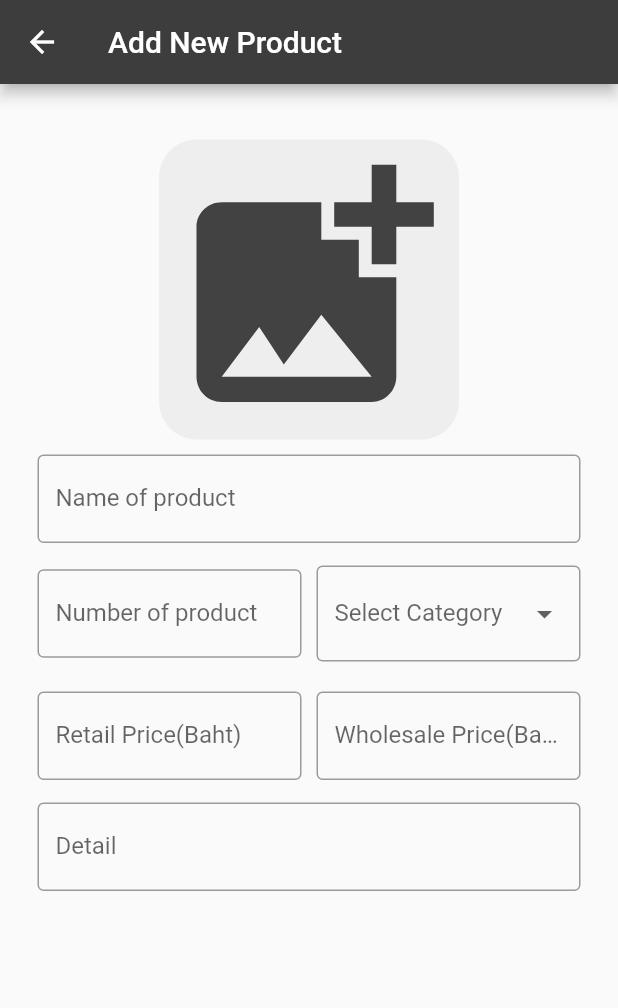
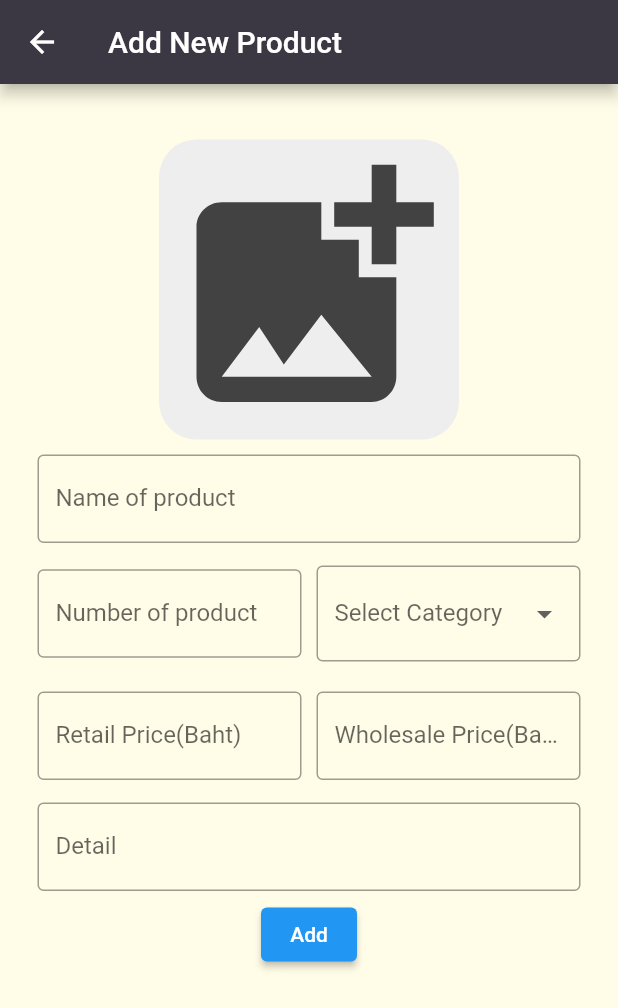
Before and after one commit to Skythethird/sokoV3, a Flutter app: the screen it shows after launch, after a tap on the "add" icon, on a phone screen of 412 x 824 dp. Shown: the top 1008 px of the screen. Run offline on Flutter 3.47's test engine with Material 2 defaults, Android fonts, the phone set to English and light mode, and no system bars; our stand-ins replace focused_menu, image_picker, sqflite; missing offline and left inert: flutter_barcode_scanner, pattern_formatter; accounts and stored records are empty; network calls fail; statements that could not run were skipped.

Commit message:
เปลี่ยนสีพื้นหลัง

```diff
--- a/lib/Home.dart
+++ b/lib/Home.dart
@@ -28,7 +28,7 @@ class _HomeState extends State<Home> {
   Widget build(BuildContext context) {
     return Scaffold(
       appBar: getAppBar(),
-
+      backgroundColor: Color.fromRGBO(255, 252, 231, 1.0),
       body: SingleChildScrollView(
               child: Column(
           children: [
@@ -83,7 +83,8 @@ Widget getAppBar() {
       )
       )
     ],
-    backgroundColor: Color(0xff3D3D3D),
+    // backgroundColor: Color(0xff3D3D3D),
+    backgroundColor: Color.fromRGBO(60, 56, 67, 1.0),
   );
 }
 
--- a/lib/Widget/list_item_widget.dart
+++ b/lib/Widget/list_item_widget.dart
@@ -46,7 +46,7 @@ class ListItemWidget extends StatelessWidget {
                         FocusedMenuItem(
               title: Text('แก้ไข'),
               trailingIcon: Icon(Icons.edit_sharp),
-              // onPressed:
+              onPressed: () => {},
                         ),
                         FocusedMenuItem(
               title: Text('ลบ'),
@@ -54,7 +54,7 @@ class ListItemWidget extends StatelessWidget {
                 Icons.delete_forever,
               ),
               backgroundColor: Colors.red,
-              // onPressed:
+              onPressed: () => {},
                         ),
                       ],
                       blurBackgroundColor: Colors.blueGrey[900],
--- a/lib/add_new_product.dart
+++ b/lib/add_new_product.dart
@@ -49,8 +49,9 @@ class _AddNewProductPageState extends State<AddNewProductPage> {
     return Scaffold(
       appBar: AppBar(
         title: Text('Add New Product'),
-        backgroundColor: Color(0xff3D3D3D),
+        backgroundColor: Color.fromRGBO(60, 56, 67, 1.0),
       ),
+      backgroundColor: Color.fromRGBO(255, 252, 231, 1.0),
       body: Container(
         padding: EdgeInsets.all(20),
         child: SingleChildScrollView(
@@ -205,19 +206,18 @@ class _AddNewProductPageState extends State<AddNewProductPage> {
                   },
                 ),
               ),
-              // ElevatedButton(
-              //     onPressed: () {
-              //       insertProduct();
-              //       // _detail = "4512";
-              //     },
-              //     child: Text("Submit"))
-              // new SizedBox(
-              //   height: 10.0,
-              // ),
-              // new RaisedButton(
-              //   onPressed: _validateInputs,
-              //   child: new Text('Validate'),
-              // )
+              ElevatedButton(
+                  onPressed: () {
+                    insertProduct();
+                  },
+                  // style: ElevatedButton.styleFrom(
+                  //   primary: Colors.green,
+                  //   onPrimary: Colors.white,
+                  // ),
+                  child: Text("Add")),
+              new SizedBox(
+                height: 10.0,
+              ),
             ],
           ),
         ),
--- a/lib/main.dart
+++ b/lib/main.dart
@@ -87,7 +87,7 @@ void main() {
           }
         },
       ),
-    // debugShowCheckedModeBanner: false,
+    debugShowCheckedModeBanner: false,
     // home: Home(),
   ));
 }
```
Also changed, not shown: 1 other file.
